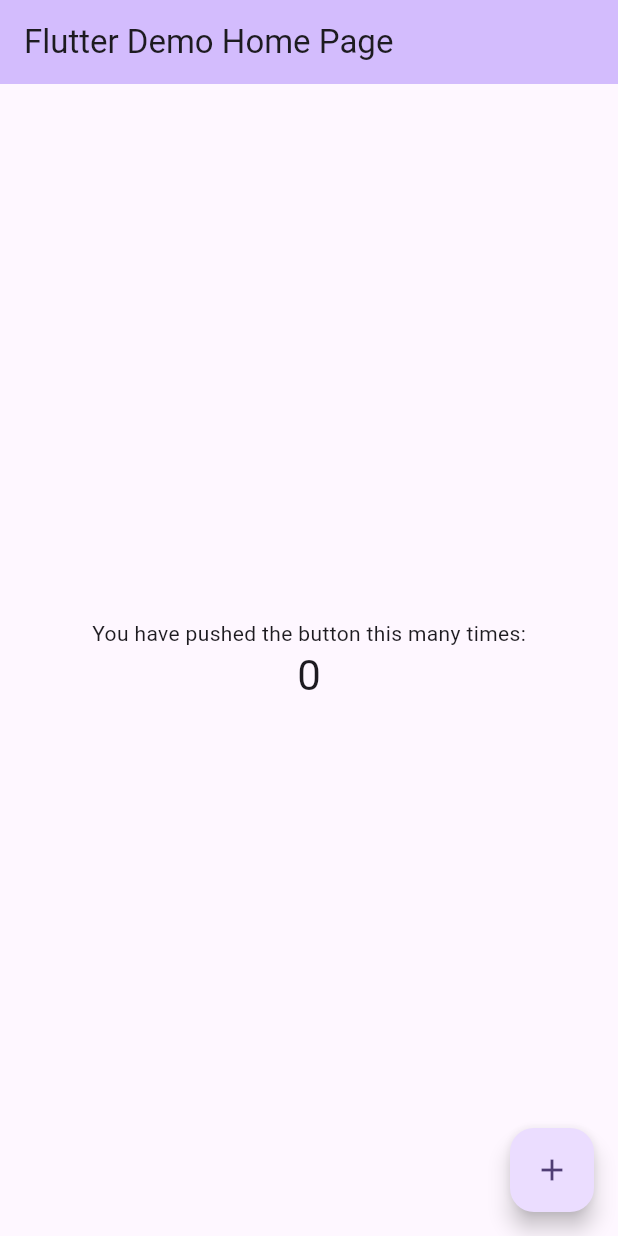
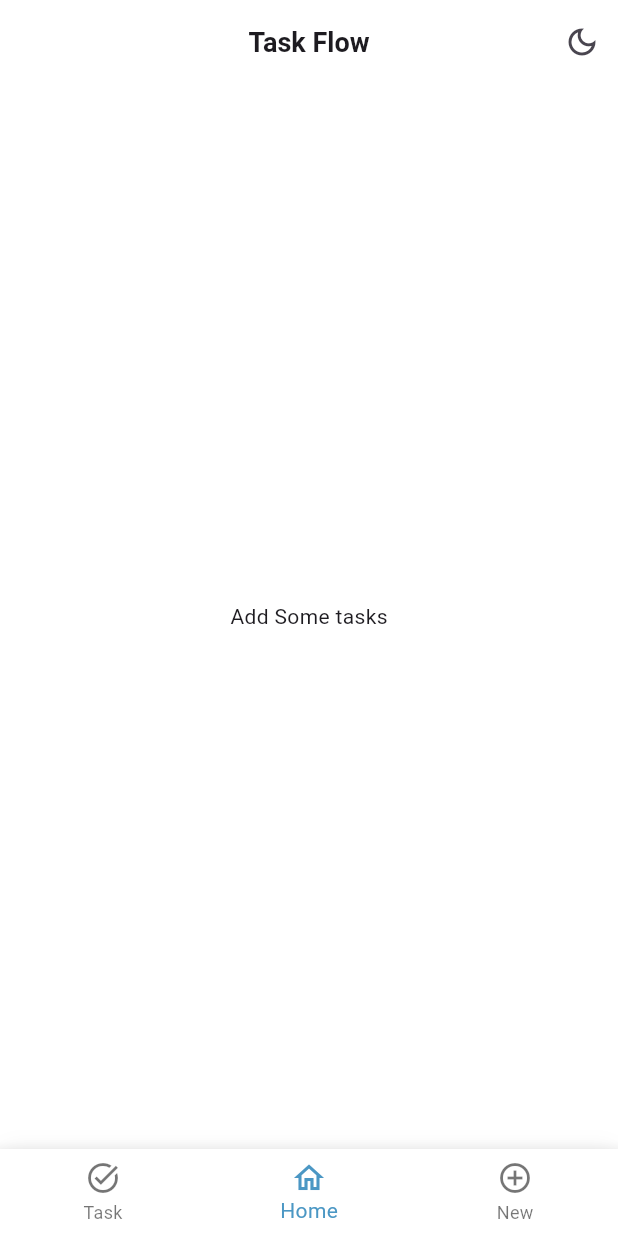
Before and after one commit to abhijeetsagr-g/task-flow, a Flutter app: the screen it shows after launch, on a phone screen of 412 x 824 dp. Run offline on Flutter 3.47's test engine with Material 3 defaults, Android fonts, the phone set to English and light mode, and no system bars.

Commit message:
added two screen and note card

```diff
--- /dev/null
+++ b/devtools_options.yaml
@@ -0,0 +1,3 @@
+description: This file stores settings for Dart & Flutter DevTools.
+documentation: https://docs.flutter.dev/tools/devtools/extensions#configure-extension-enablement-states
+extensions:
--- a/lib/main.dart
+++ b/lib/main.dart
@@ -1,122 +1,89 @@
 import 'package:flutter/material.dart';
+import 'package:provider/provider.dart';
+import 'package:task_flow/screens/home.dart';
+import 'package:task_flow/screens/new_note.dart';
+import 'package:task_flow/tasks.dart';
 
 void main() {
-  runApp(const MyApp());
+  runApp(
+    ChangeNotifierProvider(
+      create: (BuildContext context) => TaskList(),
+      child: MaterialApp(debugShowCheckedModeBanner: false, home: Main()),
+    ),
+  );
 }
 
-class MyApp extends StatelessWidget {
-  const MyApp({super.key});
+class Main extends StatefulWidget {
+  const Main({super.key});
 
-  // This widget is the root of your application.
   @override
-  Widget build(BuildContext context) {
-    return MaterialApp(
-      title: 'Flutter Demo',
-      theme: ThemeData(
-        // This is the theme of your application.
-        //
-        // TRY THIS: Try running your application with "flutter run". You'll see
-        // the application has a purple toolbar. Then, without quitting the app,
-        // try changing the seedColor in the colorScheme below to Colors.green
-        // and then invoke "hot reload" (save your changes or press the "hot
-        // reload" button in a Flutter-supported IDE, or press "r" if you used
-        // the command line to start the app).
-        //
-        // Notice that the counter didn't reset back to zero; the application
-        // state is not lost during the reload. To reset the state, use hot
-        // restart instead.
-        //
-        // This works for code too, not just values: Most code changes can be
-        // tested with just a hot reload.
-        colorScheme: ColorScheme.fromSeed(seedColor: Colors.deepPurple),
-      ),
-      home: const MyHomePage(title: 'Flutter Demo Home Page'),
-    );
-  }
+  State<Main> createState() => _MainState();
 }
 
-class MyHomePage extends StatefulWidget {
-  const MyHomePage({super.key, required this.title});
+class _MainState extends State<Main> {
+  @override
+  void initState() {
+    super.initState();
+  }
 
-  // This widget is the home page of your application. It is stateful, meaning
-  // that it has a State object (defined below) that contains fields that affect
-  // how it looks.
-
-  // This class is the configuration for the state. It holds the values (in this
-  // case the title) provided by the parent (in this case the App widget) and
-  // used by the build method of the State. Fields in a Widget subclass are
-  // always marked "final".
-
-  final String title;
-
-  @override
-  State<MyHomePage> createState() => _MyHomePageState();
-}
-
-class _MyHomePageState extends State<MyHomePage> {
-  int _counter = 0;
-
-  void _incrementCounter() {
-    setState(() {
-      // This call to setState tells the Flutter framework that something has
-      // changed in this State, which causes it to rerun the build method below
-      // so that the display can reflect the updated values. If we changed
-      // _counter without calling setState(), then the build method would not be
-      // called again, and so nothing would appear to happen.
-      _counter++;
-    });
-  }
+  List<Widget> screen = [Center(child: Text("Working")), Home(), NewNote()];
+  int _currentScreen = 1;
 
   @override
   Widget build(BuildContext context) {
-    // This method is rerun every time setState is called, for instance as done
-    // by the _incrementCounter method above.
-    //
-    // The Flutter framework has been optimized to make rerunning build methods
-    // fast, so that you can just rebuild anything that needs updating rather
-    // than having to individually change instances of widgets.
     return Scaffold(
+      backgroundColor: Colors.white,
       appBar: AppBar(
-        // TRY THIS: Try changing the color here to a specific color (to
-        // Colors.amber, perhaps?) and trigger a hot reload to see the AppBar
-        // change color while the other colors stay the same.
-        backgroundColor: Theme.of(context).colorScheme.inversePrimary,
-        // Here we take the value from the MyHomePage object that was created by
-        // the App.build method, and use it to set our appbar title.
-        title: Text(widget.title),
+        centerTitle: true,
+        backgroundColor: Colors.white,
+        title: Text(
+          "Task Flow",
+          style: TextStyle(fontWeight: FontWeight.bold, fontSize: 18),
+        ),
+        actions: [
+          IconButton(
+            onPressed: () => print("Dark mode"),
+            icon: Icon(Icons.dark_mode_outlined),
+          ),
+        ],
       ),
-      body: Center(
-        // Center is a layout widget. It takes a single child and positions it
-        // in the middle of the parent.
-        child: Column(
-          // Column is also a layout widget. It takes a list of children and
-          // arranges them vertically. By default, it sizes itself to fit its
-          // children horizontally, and tries to be as tall as its parent.
-          //
-          // Column has various properties to control how it sizes itself and
-          // how it positions its children. Here we use mainAxisAlignment to
-          // center the children vertically; the main axis here is the vertical
-          // axis because Columns are vertical (the cross axis would be
-          // horizontal).
-          //
-          // TRY THIS: Invoke "debug painting" (choose the "Toggle Debug Paint"
-          // action in the IDE, or press "p" in the console), to see the
-          // wireframe for each widget.
-          mainAxisAlignment: MainAxisAlignment.center,
-          children: <Widget>[
-            const Text('You have pushed the button this many times:'),
-            Text(
-              '$_counter',
-              style: Theme.of(context).textTheme.headlineMedium,
+      body: screen[_currentScreen],
+      bottomNavigationBar: Container(
+        decoration: BoxDecoration(
+          borderRadius: BorderRadius.circular(10),
+          boxShadow: [
+            BoxShadow(
+              color: Colors.black.withValues(alpha: 0.05),
+              blurRadius: 10,
+              offset: Offset(0, -2),
+            ),
+          ],
+        ),
+
+        child: BottomNavigationBar(
+          backgroundColor: Colors.white,
+          selectedItemColor: Color.fromARGB(255, 75, 151, 196),
+
+          currentIndex: _currentScreen,
+          onTap: (value) => setState(() {
+            _currentScreen = value;
+          }),
+          items: [
+            BottomNavigationBarItem(
+              icon: Icon(Icons.task_alt_outlined),
+              label: "Task",
+            ),
+            BottomNavigationBarItem(
+              icon: Icon(Icons.home_outlined),
+              label: "Home",
+            ),
+            BottomNavigationBarItem(
+              icon: Icon(Icons.add_circle_outline),
+              label: "New",
             ),
           ],
         ),
       ),
-      floatingActionButton: FloatingActionButton(
-        onPressed: _incrementCounter,
-        tooltip: 'Increment',
-        child: const Icon(Icons.add),
-      ), // This trailing comma makes auto-formatting nicer for build methods.
     );
   }
 }
--- /dev/null
+++ b/lib/screens/home.dart
@@ -0,0 +1,37 @@
+import 'package:flutter/material.dart';
+import 'package:provider/provider.dart';
+import 'package:task_flow/tasks.dart';
+import 'package:task_flow/widgets/note_card.dart';
+
+class Home extends StatefulWidget {
+  const Home({super.key});
+
+  @override
+  State<Home> createState() => _HomeState();
+}
+
+class _HomeState extends State<Home> {
+  @override
+  void initState() {
+    super.initState();
+  }
+
+  @override
+  Widget build(BuildContext context) {
+    return Consumer<TaskList>(
+      builder: (context, taskList, child) {
+        if (taskList.tasks.isEmpty) {
+          return Center(child: Text("Add Some tasks"));
+        }
+        return ListView.builder(
+          itemCount: taskList.tasks.length,
+          itemBuilder: (context, index) {
+            final task = taskList.tasks[index];
+
+            return NoteCard(task: task);
+          },
+        );
+      },
+    );
+  }
+}
--- /dev/null
+++ b/lib/tasks.dart
@@ -0,0 +1,45 @@
+import 'package:flutter/material.dart';
+
+class Task {
+  int? id;
+  String title;
+  String description;
+  String reminderTime;
+  bool isCompleted = false;
+  Task(this.title, this.description, this.reminderTime, this.isCompleted);
+}
+
+class TaskList with ChangeNotifier {
+  final List<Task> _tasks = [];
+  List<Task> get tasks => _tasks;
+
+  void addItems(Task newTask) {
+    _tasks.add(newTask);
+    notifyListeners();
+  }
+
+  void removeItem(int index) {
+    _tasks.removeAt(index);
+    notifyListeners();
+  }
+
+  void toggleCompleted(int index) {
+    _tasks[index].isCompleted = !_tasks[index].isCompleted;
+    notifyListeners();
+  }
+
+  void changeTitle(int index, String newTitle) {
+    _tasks[index].title = newTitle;
+    notifyListeners();
+  }
+
+  void changeDescription(int index, String newDes) {
+    _tasks[index].description = newDes;
+    notifyListeners();
+  }
+
+  void changeReminder(int index, String newTime) {
+    _tasks[index].reminderTime = newTime;
+    notifyListeners();
+  }
+}
--- a/pubspec.yaml
+++ b/pubspec.yaml
@@ -34,6 +34,11 @@ dependencies:
   # The following adds the Cupertino Icons font to your application.
   # Use with the CupertinoIcons class for iOS style icons.
   cupertino_icons: ^1.0.8
+  intl: ^0.20.2
+  provider: ^6.1.5+1
+  sqflite: ^2.4.2
+  path: ^1.9.1
+  sqflite_common_ffi: ^2.3.6
 
 dev_dependencies:
   flutter_test:
```
Also changed, not shown: lib/screens/new_note.dart (added, +188 -0 lines), lib/widgets/note_card.dart (added, +66 -0 lines), pubspec.lock, 1 other file.
